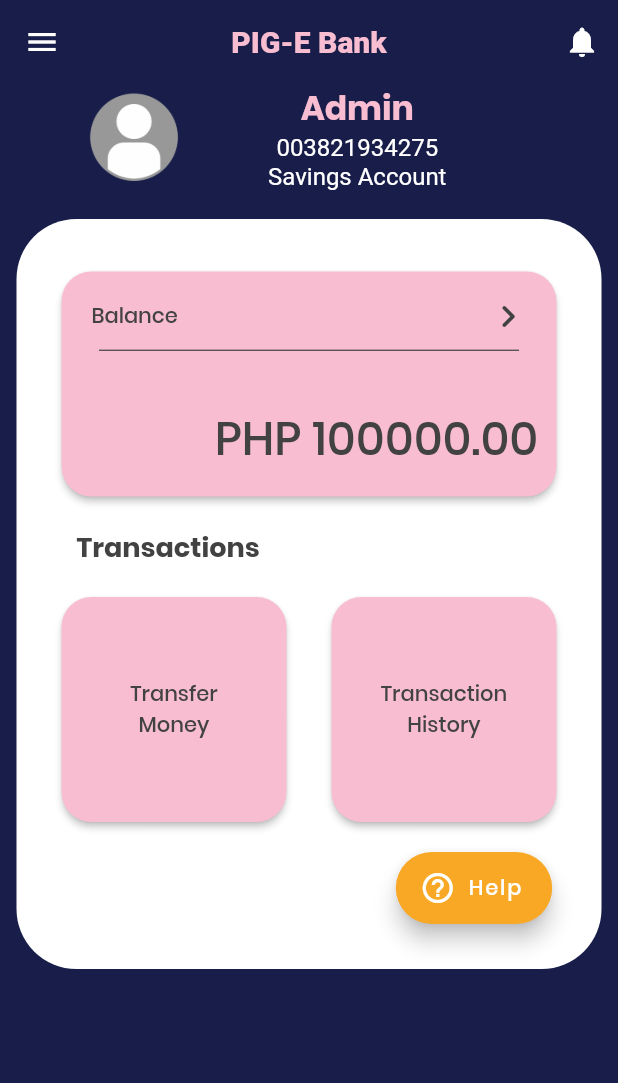
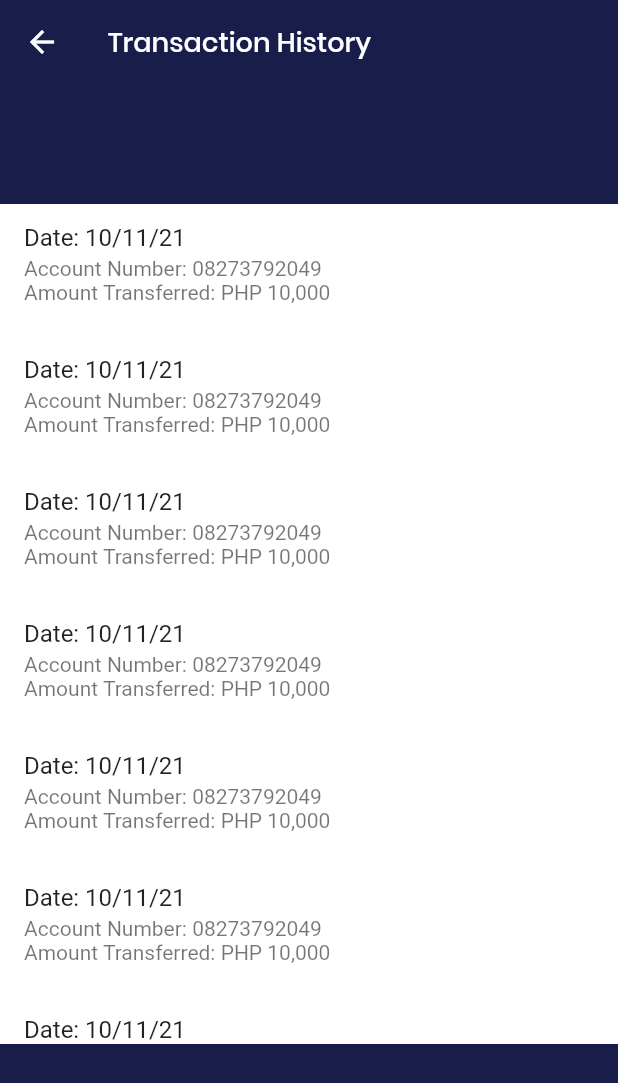
Before and after one commit to daPiang/pig-e-bank, a Flutter app: the Dashboard screen opened directly, after a tap on "Transaction History", on a phone screen of 412 x 824 dp. Shown: the top 1083 px of the screen. Run offline on Flutter 3.47's test engine with Material 2 defaults, Android fonts, the phone set to English and light mode, and no system bars; Roboto replaces fonts that are missing (Montserrat).

Commit message:
transaction history

```diff
--- a/lib/dashboard.dart
+++ b/lib/dashboard.dart
@@ -1,4 +1,5 @@
 import 'package:flutter/material.dart';
+import 'package:pig_e_bank/transaction_history.dart';
 import 'package:pig_e_bank/transfer_money.dart';
 
 import 'account.dart';
@@ -23,13 +24,17 @@ class Dashboard extends StatelessWidget {
         leading: Builder(builder: (BuildContext context) {
           return IconButton(
             icon: Icon(Icons.menu),
-            onPressed: () {},
+            onPressed: () {
+              //menu or settings
+            },
           );
         }),
         actions: [
           Builder(builder: (BuildContext context) {
             return IconButton(
-                onPressed: () {}, icon: Icon(Icons.notifications));
+                onPressed: () {
+                  //notifications
+                }, icon: Icon(Icons.notifications));
           }),
         ],
       ),
@@ -223,7 +228,12 @@ class Dashboard extends StatelessWidget {
                                 style: TextStyle(
                                     fontFamily: 'Poppins',
                                     color: Colors.grey[800])),
-                            onPressed: () {},
+                            onPressed: () {
+                               Navigator.push(
+                                context,
+                                MaterialPageRoute(
+                                builder: (context) => const TransactionHistory()));
+                            },
                             style: ButtonStyle(
                                 backgroundColor: MaterialStateProperty.all(
                                     Color(0xFFf8bdd0)),
@@ -243,7 +253,9 @@ class Dashboard extends StatelessWidget {
                     Padding(
                       padding: EdgeInsets.only(top: 20, left: 220),
                       child: FloatingActionButton.extended(
-                        onPressed: () {},
+                        onPressed: () {
+
+                        },
                         label: Text('Help',
                             style: TextStyle(fontFamily: 'Poppins')),
                         icon: Icon(Icons.help_outline_outlined),
--- a/lib/main.dart
+++ b/lib/main.dart
@@ -1,9 +1,14 @@
 import 'package:flutter/material.dart';
+import 'package:pig_e_bank/confirm_transfer.dart';
 import 'package:pig_e_bank/palette.dart';
 //import 'package:pig_e_bank/splash_screen.dart';
-import 'package:pig_e_bank/dashboard.dart';
+//import 'package:pig_e_bank/dashboard.dart';
 import 'package:flutter/services.dart';
+import 'package:pig_e_bank/splash_screen.dart';
+import 'package:pig_e_bank/transaction_history.dart';
 import 'package:pig_e_bank/transfer_money.dart';
+
+
 
 void main() {
   SystemChrome.setSystemUIOverlayStyle(
@@ -27,7 +32,7 @@
           elevation: 0,
         ),
       ),
-      home: TransferMoney(),
+      home: TransactionHistory(),
     );
   }
 }
--- /dev/null
+++ b/lib/transaction_history.dart
@@ -0,0 +1,44 @@
+import 'package:flutter/material.dart';
+//import 'package:pig_e_bank/dashboard.dart';
+import 'package:pig_e_bank/confirm_transfer.dart';
+
+
+class TransactionHistory extends StatelessWidget{
+  //final String accNum;
+  //final String drpVal;
+  //final String transMsg;
+  const TransactionHistory ({Key? key,
+    //required this.drpVal,
+    //required this.accNum,
+    //required this.transMsg
+  }) : super(key: key);
+  @override
+  Widget build(BuildContext context){
+    return Scaffold(
+      body: Column(
+        children:[
+          AppBar(
+            title: const Text('Transaction History',style: TextStyle(fontFamily: 'Poppins', color: Colors.white, fontSize: 18)),
+          ),
+          Column(
+            children: [
+              SizedBox(height: 80,),
+              Container(color: Colors.white, height: 560,
+                child: Scrollbar(child: ListView.builder(itemCount: 10, itemBuilder: (BuildContext context,int index){
+                  return ListTile(title:
+                    Text('Date: 10/11/21'),
+                    subtitle: Text('Account Number: 08273792049 \nAmount Transferred: PHP 10,000'),
+                    isThreeLine: true,
+                    );
+                    }
+                  ),
+                ),
+              ),
+            ],
+          )
+        ],
+      )
+
+    );
+  }
+}
```
Also changed, not shown: lib/confirm_transfer.dart (+7 -0 lines).
